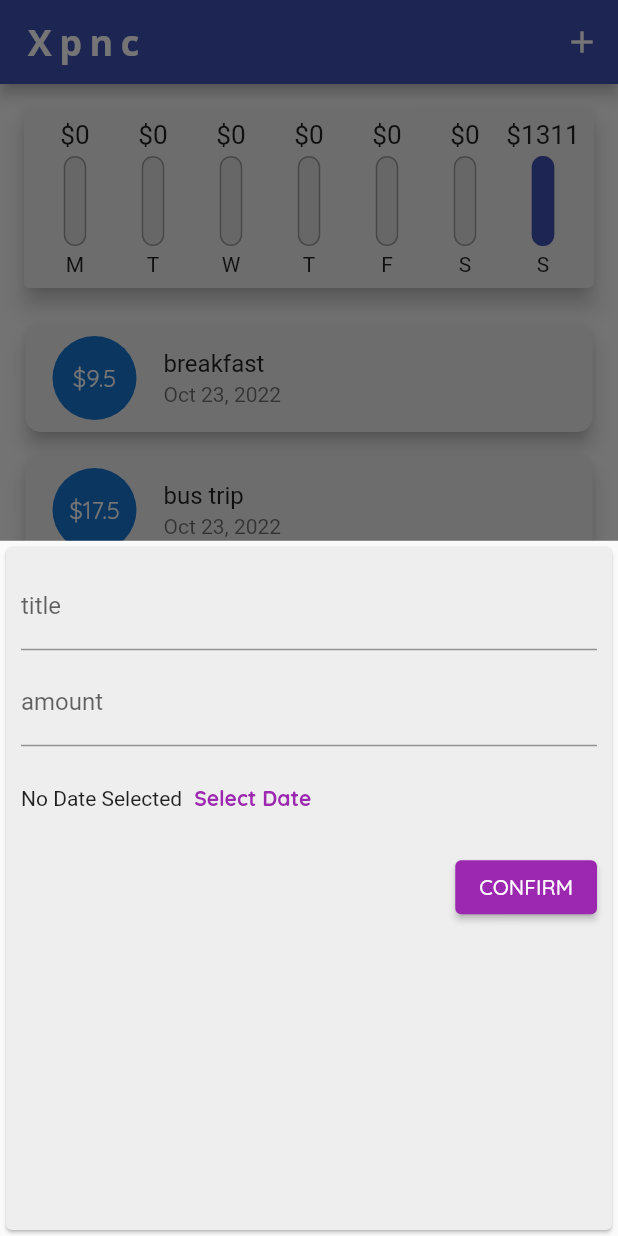
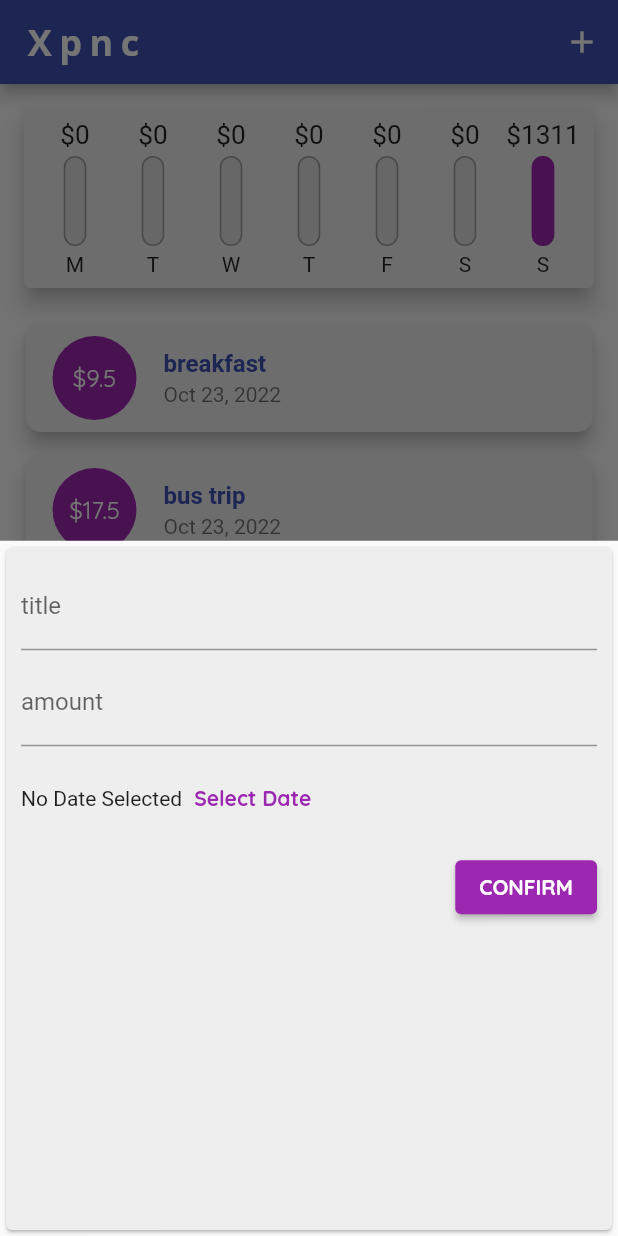
Before and after one commit to carlstep/udemy_max_expense_management_1, a Flutter app: the screen it shows after launch, after a tap on the "add" icon, on a phone screen of 412 x 824 dp. Run offline on Flutter 3.47's test engine with Material 2 defaults, Android fonts, the phone set to English and light mode, and no system bars.

Commit message:
update to theme and colors

```diff
--- a/lib/widgets/chart_bar.dart
+++ b/lib/widgets/chart_bar.dart
@@ -36,7 +36,7 @@ class ChartBar extends StatelessWidget {
                 heightFactor: spendingPctOfTotal,
                 child: Container(
                   decoration: BoxDecoration(
-                    color: Theme.of(context).colorScheme.primary,
+                    color: Theme.of(context).colorScheme.secondary,
                     borderRadius: BorderRadius.circular(20),
                   ),
                 ),
--- a/lib/widgets/new_transaction.dart
+++ b/lib/widgets/new_transaction.dart
@@ -68,7 +68,8 @@ class _NewTransactionState extends State<NewTransaction> {
                       style: TextStyle(fontWeight: FontWeight.bold),
                     ),
                     style: ButtonStyle(
-                      foregroundColor: MaterialStateProperty.all(Colors.purple),
+                      foregroundColor: MaterialStateProperty.all(
+                          Theme.of(context).colorScheme.secondary),
                     ),
                   ),
                 ],
@@ -77,7 +78,8 @@ class _NewTransactionState extends State<NewTransaction> {
             ElevatedButton(
               child: Text(
                 'CONFIRM',
-                style: TextStyle(color: Colors.white),
+                style:
+                    TextStyle(color: Colors.white, fontWeight: FontWeight.bold),
               ),
               onPressed: () {
                 submitData();
@@ -85,7 +87,8 @@ class _NewTransactionState extends State<NewTransaction> {
                 print(amountController.text);
               },
               style: ButtonStyle(
-                backgroundColor: MaterialStateProperty.all(Colors.purple),
+                backgroundColor: MaterialStateProperty.all(
+                    Theme.of(context).colorScheme.secondary),
               ),
             )
           ],
--- a/lib/widgets/transaction_list.dart
+++ b/lib/widgets/transaction_list.dart
@@ -46,14 +46,25 @@ class TransactionList extends StatelessWidget {
                     ),
                     child: ListTile(
                       leading: CircleAvatar(
+                        backgroundColor:
+                            Theme.of(context).colorScheme.secondary,
                         radius: 30,
                         child: Padding(
                           padding: const EdgeInsets.all(4.0),
                           child: FittedBox(
-                              child: Text('\$${transactions[index].amount}')),
+                            child: Text(
+                              '\$${transactions[index].amount}',
+                              style: TextStyle(color: Colors.white),
+                            ),
+                          ),
                         ),
                       ),
-                      title: Text(transactions[index].title),
+                      title: Text(
+                        transactions[index].title,
+                        style: TextStyle(
+                            color: Theme.of(context).colorScheme.primary,
+                            fontWeight: FontWeight.bold),
+                      ),
                       subtitle: Text(
                           DateFormat.yMMMd().format(transactions[index].date)),
                     ),
```
